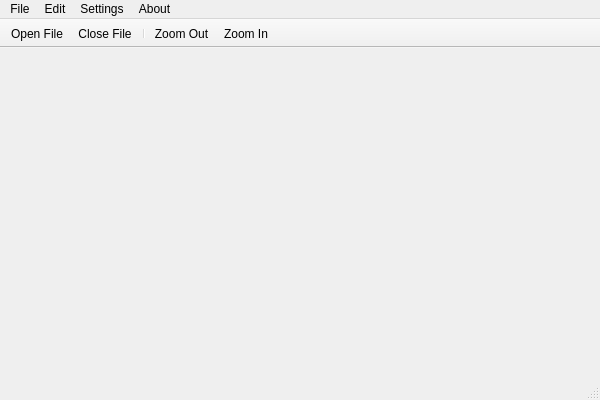
Above: source/mainwindow.ui from rudifa/file-monitor before the change. Below: the same form after it.
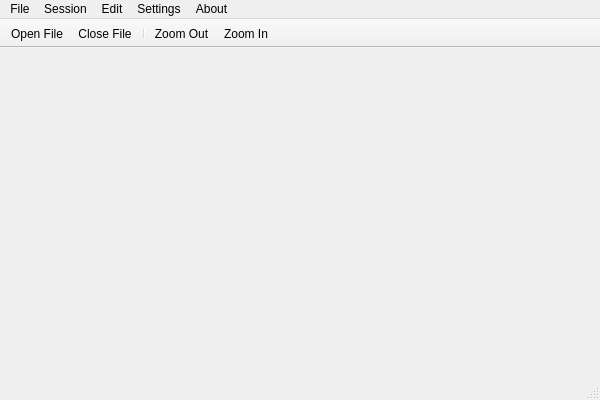
That is the form after the change. Icons and pictures are not drawn.

Commit message: File menu, icons, and a fixed FileSystemWatcher.

Diff of the .ui file:
```diff
--- a/source/mainwindow.ui
+++ b/source/mainwindow.ui
@@ -121,7 +121,15 @@
     </property>
     <addaction name="action_about_file_monitor"/>
    </widget>
+   <widget class="QMenu" name="menuSession">
+    <property name="title">
+     <string>Session</string>
+    </property>
+    <addaction name="action_save_session"/>
+    <addaction name="action_load_session"/>
+   </widget>
    <addaction name="menu_file"/>
+   <addaction name="menuSession"/>
    <addaction name="menu_edit"/>
    <addaction name="menu_settings"/>
    <addaction name="menu_about"/>
```
Left out of the diff: 61 changed lines with no effect on the pictures. The commit also changes 10 other files.
